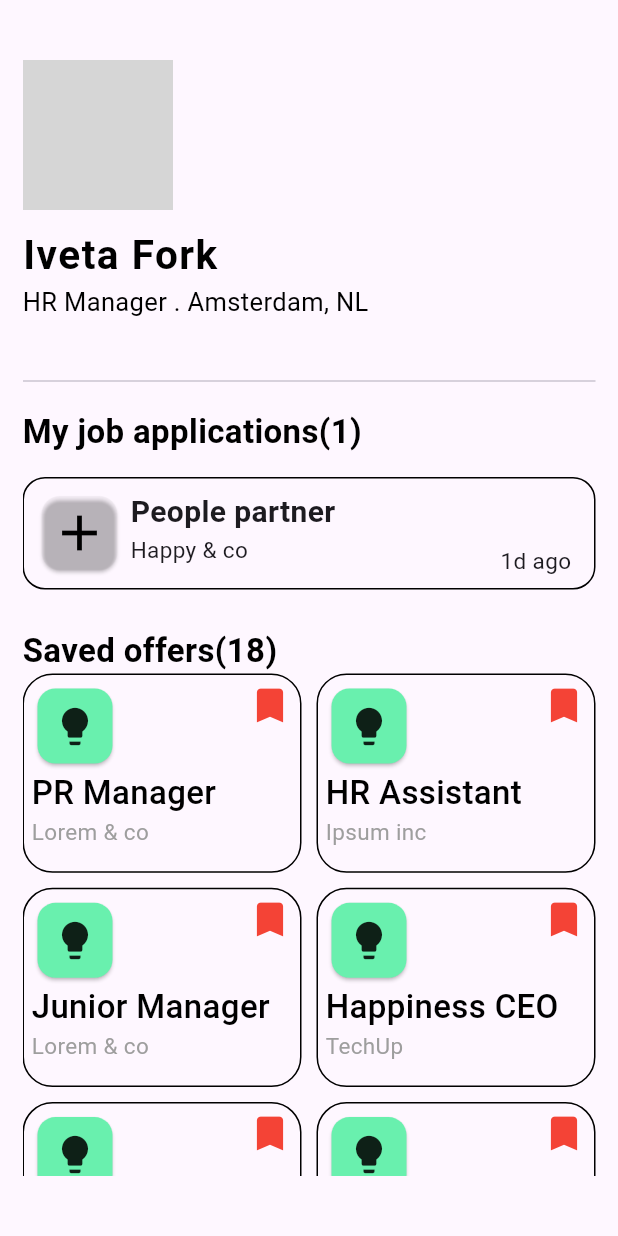
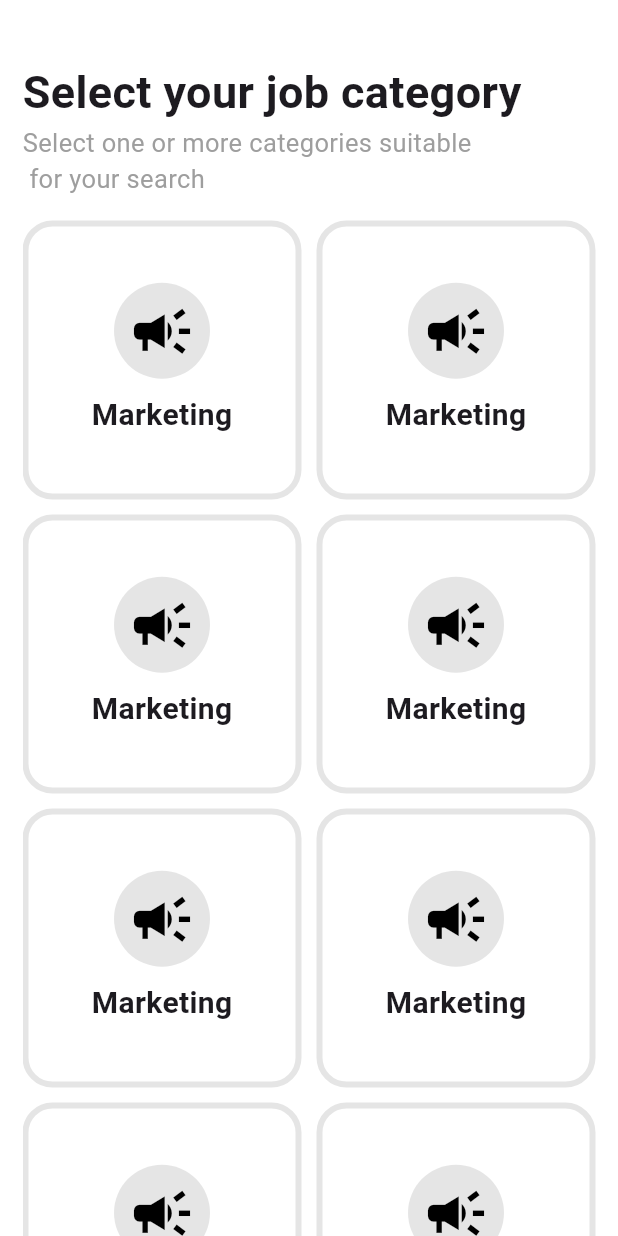
Before and after one commit to niceislam/practise, a Flutter app: the screen it shows after launch, on a phone screen of 412 x 824 dp. Run offline on Flutter 3.47's test engine with Material 3 defaults, Android fonts, the light colour scheme and no system bars; grey boxes are pictures that could not be loaded.

Commit message:
Splash screen and home screen

```diff
--- a/lib/main.dart
+++ b/lib/main.dart
@@ -1,6 +1,8 @@
 import 'package:flutter/cupertino.dart';
 import 'package:flutter/material.dart';
+import 'package:new_app10/practice/home_main.dart';
 import 'package:new_app10/practice/new_screen.dart';
+import 'package:new_app10/practice/splash_screen.dart';
 import 'package:new_app10/practice/textfield.dart';
 
 import 'my_app/chip_practice.dart';
@@ -18,7 +20,7 @@ class MyApp extends StatelessWidget {
   Widget build(BuildContext context) {
     return MaterialApp(
       debugShowCheckedModeBanner: false,
-      home: MorAppScreen(),
+      home: HomemainScreen(),
     );
   }
 }
--- a/lib/practice/container.dart
+++ b/lib/practice/container.dart
@@ -54,3 +54,37 @@ class NewContainerCard extends StatelessWidget {
     );
   }
 }
+
+class CardmainWidget extends StatelessWidget {
+  const CardmainWidget({super.key, this.title, this.sidecolor, this.icon});
+  final String? title;
+  final Color? sidecolor;
+  final Icon? icon;
+
+  @override
+  Widget build(BuildContext context) {
+    return Container(
+      height: 175,
+      width: 175,
+      decoration: BoxDecoration(
+        borderRadius: BorderRadius.circular(20),
+        border: Border.all(color: Colors.black.withOpacity(0.1), width: 4),
+      ),
+      child: Column(
+        spacing: 10,
+        mainAxisAlignment: MainAxisAlignment.center,
+        children: [
+          CircleAvatar(
+            radius: 32,
+            backgroundColor: Colors.black.withOpacity(0.1),
+            child: Icon(Icons.campaign, size: 45, color: Colors.black),
+          ),
+          Text(
+            "Marketing",
+            style: TextStyle(fontWeight: FontWeight.bold, fontSize: 20),
+          ),
+        ],
+      ),
+    );
+  }
+}
--- /dev/null
+++ b/lib/practice/home_main.dart
@@ -0,0 +1,52 @@
+import 'package:flutter/material.dart';
+
+import 'container.dart';
+
+class HomemainScreen extends StatefulWidget {
+  const HomemainScreen({super.key});
+
+  @override
+  State<HomemainScreen> createState() => _HomemainScreenState();
+}
+
+class _HomemainScreenState extends State<HomemainScreen> {
+  @override
+  Widget build(BuildContext context) {
+    return Scaffold(
+      backgroundColor: Colors.white,
+      body: Padding(
+        padding: const EdgeInsets.only(top: 40, left: 15, right: 15),
+        child: SingleChildScrollView(
+          child: Column(
+            crossAxisAlignment: CrossAxisAlignment.start,
+            children: [
+              Text(
+                "Select your job category",
+                style: TextStyle(fontSize: 30, fontWeight: FontWeight.bold),
+              ),
+              Text(
+                textAlign: TextAlign.start,
+                "Select one or more categories suitable \n for your search",
+                style: TextStyle(fontSize: 17, color: Colors.grey),
+              ),
+              SizedBox(height: 16),
+              GridView.builder(
+                physics: NeverScrollableScrollPhysics(),
+                shrinkWrap: true,
+                itemCount: 8,
+                gridDelegate: SliverGridDelegateWithFixedCrossAxisCount(
+                  crossAxisCount: 2,
+                  crossAxisSpacing: 10,
+                  mainAxisSpacing: 10
+                ),
+                itemBuilder: (context, index){
+                  return CardmainWidget();
+                },
+              ),
+            ],
+          ),
+        ),
+      ),
+    );
+  }
+}
--- a/lib/practice/new_screen.dart
+++ b/lib/practice/new_screen.dart
@@ -121,6 +121,7 @@ class _MorAppScreenState extends State<MorAppScreen> {
               Column(
                 children: [
                   GridView.builder(
+                    physics: NeverScrollableScrollPhysics(),
                     scrollDirection: Axis.vertical,
                     shrinkWrap: true,
                     gridDelegate: SliverGridDelegateWithFixedCrossAxisCount(
```
Also changed, not shown: lib/practice/splash_screen.dart (added, +90 -0 lines), assets/image/Guys.png (added).
